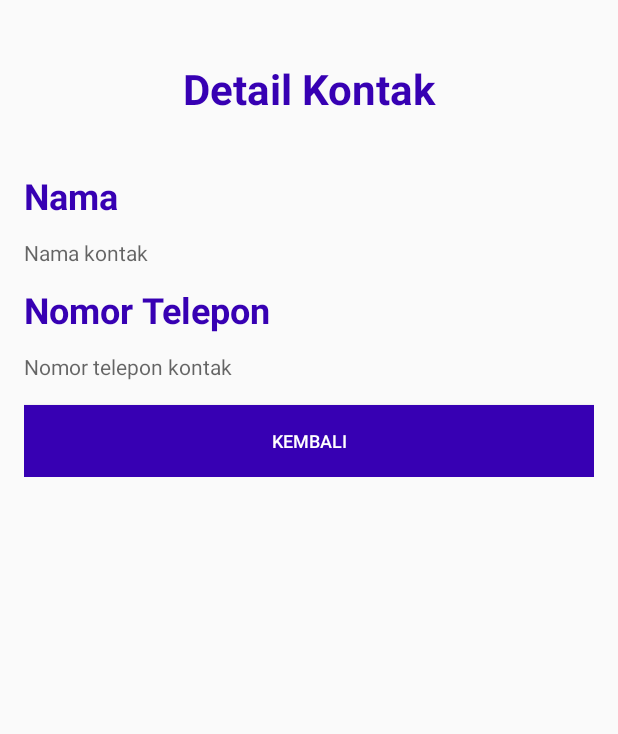
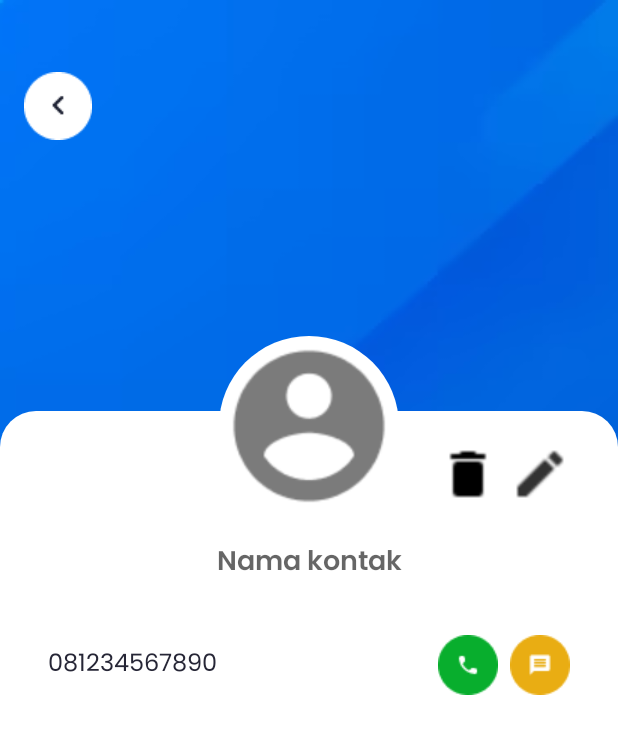
Before and after one commit to ekaputra04/simple-contact-app, an Android app built with Jetpack Compose: the DetailActivity screen opened directly, with no data from a screen before it, on a phone screen of 412 x 824 dp. Shown: the top 734 px of the screen. Run offline under Robolectric (Android 15) with nearby library versions, the phone set to English and light mode, and no system bars; 3 statements that could not run were skipped.

Commit message:
fix: Detail Activity [layout] --fix to fresh layout

```diff
--- a/app/src/main/java/com/example/contactapp/CreateActivity.kt
+++ b/app/src/main/java/com/example/contactapp/CreateActivity.kt
@@ -6,12 +6,15 @@ import android.os.Bundle
 import android.view.View
 import android.widget.Button
 import android.widget.EditText
+import android.widget.ImageView
 import android.widget.Toast
 
 class CreateActivity : Activity(), View.OnClickListener {
     private lateinit var edtNama: EditText
     private lateinit var edtTelepon: EditText
     private lateinit var btnSimpan: Button
+    private lateinit var btnKembali: ImageView
+
     private lateinit var database: Database
 
     override fun onCreate(savedInstanceState: Bundle?) {
@@ -19,26 +22,45 @@ class CreateActivity : Activity(), View.OnClickListener {
         setContentView(R.layout.activity_create)
         initComponents()
         btnSimpan.setOnClickListener(this)
+        btnKembali.setOnClickListener(this)
     }
 
     private fun initComponents() {
         edtNama = findViewById(R.id.edt_create_nama)
-        edtTelepon = findViewById(R.id.edt_create_telepon)
+        edtTelepon = findViewById(R.id.edt_create_telephone)
         btnSimpan = findViewById(R.id.btn_create_simpan)
+        btnKembali = findViewById(R.id.btn_create_back)
         database = Database(this)
     }
 
     override fun onClick(v: View?) {
         if (v?.id == R.id.btn_create_simpan) {
-            val db: SQLiteDatabase = database.writableDatabase
-            db.execSQL(
-                "INSERT INTO kontak(nama, no_telepon) VALUES('" +
-                        edtNama.text.toString() + "', '" +
-                        edtTelepon.text.toString() + "');"
-            )
-            Toast.makeText(this@CreateActivity, "Data Berhasil Tersimpan", Toast.LENGTH_LONG).show()
-            setResult(Activity.RESULT_OK) // Set hasil dengan RESULT_OK
-            finish() // Tutup aktivitas
+            val nama = edtNama.text.trim()
+            val telephone = edtTelepon.text.trim()
+
+            if (nama.isNullOrEmpty()) {
+                edtNama.error = "Inputkan Nama!"
+            }
+            if (telephone.isNullOrEmpty()) {
+                edtNama.error = "Inputkan Nama!"
+            }
+
+            if (nama.isNotEmpty() && telephone.isNotEmpty()) {
+                val db: SQLiteDatabase = database.writableDatabase
+                db.execSQL(
+                    "INSERT INTO kontak(nama, no_telepon) VALUES('" +
+                            nama + "', '" +
+                            telephone + "');"
+                )
+                Toast.makeText(this@CreateActivity, "Data Berhasil Tersimpan", Toast.LENGTH_LONG)
+                    .show()
+                setResult(RESULT_OK)
+                finish()
+            }
+        }
+
+        if (v?.id == R.id.btn_create_back) {
+            finish()
         }
     }
 }
--- a/app/src/main/java/com/example/contactapp/DetailActivity.kt
+++ b/app/src/main/java/com/example/contactapp/DetailActivity.kt
@@ -8,12 +8,13 @@ import android.os.Bundle
 import android.util.Log
 import android.view.View
 import android.widget.Button
+import android.widget.ImageView
 import android.widget.TextView
 
 class DetailActivity : Activity(), View.OnClickListener {
     private lateinit var tvNama: TextView
-    private lateinit var btnBack: Button
     private lateinit var tvTelepon: TextView
+    private lateinit var btnBack: ImageView
     private lateinit var database: Database
 
     companion object {
@@ -56,7 +57,7 @@ class DetailActivity : Activity(), View.OnClickListener {
     private fun initComponents() {
         tvNama = findViewById(R.id.tv_detail_nama)
         btnBack = findViewById(R.id.btn_detail_back)
-        tvTelepon = findViewById(R.id.tv_detail_telepon)
+        tvTelepon = findViewById(R.id.tv_detail_telephone)
         database = Database(this)
     }
 
--- a/app/src/main/java/com/example/contactapp/UpdateActivity.kt
+++ b/app/src/main/java/com/example/contactapp/UpdateActivity.kt
@@ -61,7 +61,7 @@ class UpdateActivity : Activity(), View.OnClickListener {
 
     private fun initComponents() {
         edtNama = findViewById(R.id.edt_update_nama)
-        edtTelepon = findViewById(R.id.edt_update_telepon)
+        edtTelepon = findViewById(R.id.edt_update_telephone)
         btnSimpan = findViewById(R.id.btn_update_simpan)
         database = Database(this)
     }
--- /dev/null
+++ b/app/src/main/res/drawable/rounded_white_background.xml
@@ -0,0 +1,4 @@
+<shape xmlns:android="http://schemas.android.com/apk/res/android">
+    <solid android:color="@color/white"/> <!-- Warna putih dengan opasitas 10% -->
+    <corners android:radius="10000dp"/> <!-- Membuat bentuk bulat -->
+</shape>
--- a/app/src/main/res/layout/activity_detail.xml
+++ b/app/src/main/res/layout/activity_detail.xml
@@ -3,68 +3,120 @@
     xmlns:app="http://schemas.android.com/apk/res-auto"
     xmlns:tools="http://schemas.android.com/tools"
     android:layout_width="match_parent"
-    android:layout_height="wrap_content"
-    android:padding="16dp"
+    android:layout_height="match_parent"
+    android:background="@drawable/background"
     tools:context=".UpdateActivity">
 
-    <TextView
-        android:id="@+id/tv_detail_judul"
+    <ImageView
+        android:id="@+id/btn_detail_back"
+        android:layout_width="wrap_content"
+        android:layout_height="wrap_content"
+        android:layout_marginStart="16dp"
+        android:layout_marginTop="48dp"
+        android:src="@drawable/back"
+        app:layout_constraintStart_toStartOf="parent"
+        app:layout_constraintTop_toTopOf="parent" />
+
+    <androidx.constraintlayout.widget.ConstraintLayout
         android:layout_width="match_parent"
         android:layout_height="wrap_content"
-        android:layout_marginBottom="10dp"
-        android:gravity="center_horizontal"
-        android:paddingVertical="24dp"
-        android:text="@string/detail_kontak"
-        android:textColor="@color/purple_700"
-        android:textSize="28sp"
-        android:textStyle="bold"
-        app:layout_constraintTop_toTopOf="parent" />
+        android:minHeight="600dp"
+        app:layout_constraintBottom_toBottomOf="parent"
+        app:layout_constraintEnd_toEndOf="parent"
+        app:layout_constraintStart_toStartOf="parent">
 
-    <TextView
-        android:id="@+id/tv_nama"
-        android:layout_width="match_parent"
-        android:layout_height="wrap_content"
-        android:paddingVertical="12dp"
-        android:text="@string/nama"
-        android:textColor="@color/purple_700"
-        android:textSize="24sp"
-        android:textStyle="bold"
-        app:layout_constraintTop_toBottomOf="@id/tv_detail_judul" />
+        <ImageView
+            android:layout_width="match_parent"
+            android:layout_height="550dp"
+            android:src="@drawable/background_white_radius_top"
+            app:layout_constraintBottom_toBottomOf="parent"
+            app:layout_constraintEnd_toEndOf="parent"
+            app:layout_constraintStart_toStartOf="parent"
+            app:layout_constraintTop_toTopOf="parent"
+            app:layout_constraintVertical_bias="1.0" />
 
-    <TextView
-        android:id="@+id/tv_detail_nama"
-        android:layout_width="match_parent"
-        android:layout_height="wrap_content"
-        android:hint="@string/nama_kontak"
-        app:layout_constraintTop_toBottomOf="@id/tv_nama" />
+        <ImageView
+            android:layout_width="120dp"
+            android:layout_height="120dp"
+            android:src="@drawable/rounded_white_background"
+            app:layout_constraintEnd_toEndOf="parent"
+            app:layout_constraintStart_toStartOf="parent"
+            app:layout_constraintTop_toTopOf="parent" />
 
-    <TextView
-        android:id="@+id/tv_telepon"
-        android:layout_width="match_parent"
-        android:layout_height="wrap_content"
-        android:paddingVertical="12dp"
-        android:text="@string/nomor_telepon"
-        android:textColor="@color/purple_700"
-        android:textSize="24sp"
-        android:textStyle="bold"
-        app:layout_constraintTop_toBottomOf="@id/tv_detail_nama" />
+        <ImageView
+            android:id="@+id/img_detail_photo"
+            android:layout_width="120dp"
+            android:layout_height="120dp"
+            android:src="@drawable/account_circle"
+            app:layout_constraintEnd_toEndOf="parent"
+            app:layout_constraintStart_toStartOf="parent"
+            app:layout_constraintTop_toTopOf="parent" />
 
-    <TextView
-        android:id="@+id/tv_detail_telepon"
-        android:layout_width="match_parent"
-        android:layout_height="wrap_content"
-        android:hint="@string/nomor_telepon_kontak"
-        app:layout_constraintTop_toBottomOf="@id/tv_telepon" />
+        <TextView
+            android:id="@+id/tv_detail_nama"
+            android:layout_width="wrap_content"
+            android:layout_height="wrap_content"
+            android:layout_marginTop="16dp"
+            android:fontFamily="@font/poppins_semi_bold"
+            android:hint="@string/nama_kontak"
+            android:textColor="@color/dark"
+            android:textSize="18sp"
+            app:layout_constraintEnd_toEndOf="parent"
+            app:layout_constraintStart_toStartOf="parent"
+            app:layout_constraintTop_toBottomOf="@id/img_detail_photo" />
 
-    <Button
-        android:id="@+id/btn_detail_back"
-        android:layout_width="match_parent"
-        android:layout_height="wrap_content"
-        android:layout_marginTop="16dp"
-        android:background="@color/purple_700"
-        android:text="@string/kembali"
-        android:textColor="@color/white"
-        android:textSize="12sp"
-        app:layout_constraintTop_toBottomOf="@id/tv_detail_telepon" />
+        <ImageView
+            android:id="@+id/img_detail_message"
+            android:layout_width="40dp"
+            android:layout_height="40dp"
+            android:layout_marginTop="32dp"
+            android:layout_marginEnd="32dp"
+            android:src="@drawable/message"
+            app:layout_constraintEnd_toEndOf="parent"
+            app:layout_constraintTop_toBottomOf="@id/tv_detail_nama" />
 
+        <ImageView
+            android:id="@+id/img_detail_telephone"
+            android:layout_width="40dp"
+            android:layout_height="40dp"
+            android:layout_marginEnd="8dp"
+            android:src="@drawable/phone"
+            app:layout_constraintBottom_toBottomOf="@id/img_detail_message"
+            app:layout_constraintEnd_toStartOf="@id/img_detail_message"
+            app:layout_constraintTop_toTopOf="@id/img_detail_message" />
+
+        <TextView
+            android:id="@+id/tv_detail_telephone"
+            android:layout_width="wrap_content"
+            android:layout_height="wrap_content"
+            android:layout_marginStart="32dp"
+            android:fontFamily="@font/poppins_regular"
+            android:text="@string/_081234567890"
+            android:textColor="@color/dark"
+            android:textSize="16sp"
+            app:layout_constraintBottom_toBottomOf="@id/img_detail_message"
+            app:layout_constraintStart_toStartOf="parent"
+            app:layout_constraintTop_toTopOf="@id/img_detail_message" />
+
+        <ImageView
+            android:id="@+id/img_detail_edit"
+            android:layout_width="40dp"
+            android:layout_height="40dp"
+            android:layout_marginTop="72dp"
+            android:layout_marginEnd="32dp"
+            android:src="@drawable/edit"
+            app:layout_constraintEnd_toEndOf="parent"
+            app:layout_constraintTop_toTopOf="parent" />
+
+        <ImageView
+            android:id="@+id/img_detail_delete"
+            android:layout_width="40dp"
+            android:layout_height="40dp"
+            android:layout_marginEnd="8dp"
+            android:src="@drawable/delete"
+            app:layout_constraintBottom_toBottomOf="@id/img_detail_edit"
+            app:layout_constraintEnd_toStartOf="@id/img_detail_edit"
+            app:layout_constraintTop_toTopOf="@id/img_detail_edit" />
+
+    </androidx.constraintlayout.widget.ConstraintLayout>
 </androidx.constraintlayout.widget.ConstraintLayout>
--- a/app/src/main/res/values/colors.xml
+++ b/app/src/main/res/values/colors.xml
@@ -10,6 +10,6 @@
     <color name="red">#D40000</color>
     <color name="orange">#FF5722</color>
     <color name="primary">#006EEF</color>
-
+    <color name="dark">#262636</color>
 
 </resources>
--- a/app/src/main/res/values/strings.xml
+++ b/app/src/main/res/values/strings.xml
@@ -16,4 +16,5 @@
     <string name="kembali">Kembali</string>
     <string name="nomor_telepon_kontak">Nomor telepon kontak</string>
     <string name="tambah_kontak">Tambah Kontak</string>
+    <string name="_081234567890">081234567890</string>
 </resources>
```
Also changed, not shown: app/src/main/res/drawable/account_circle.png (added), app/src/main/res/drawable/delete.png (added), app/src/main/res/drawable/edit.png (added), app/src/main/res/drawable/message.png (added), app/src/main/res/drawable/phone.png (added), app/src/main/res/drawable/profile.png (added).
